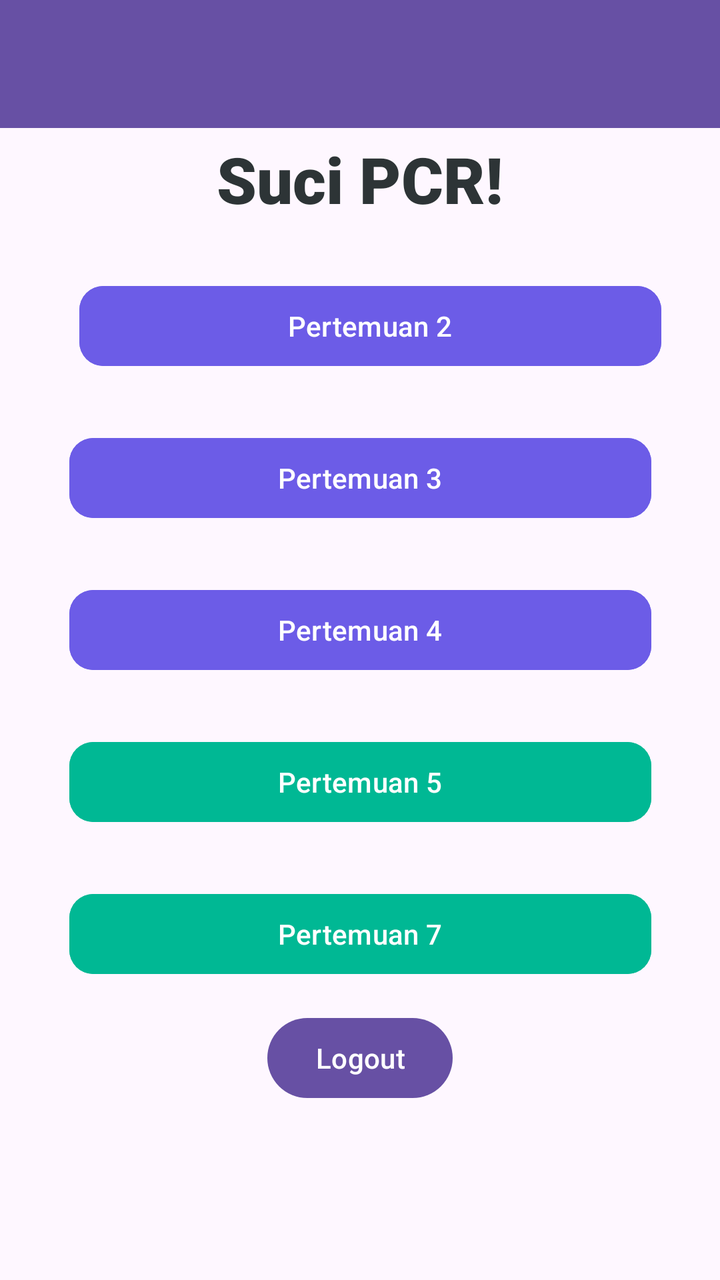
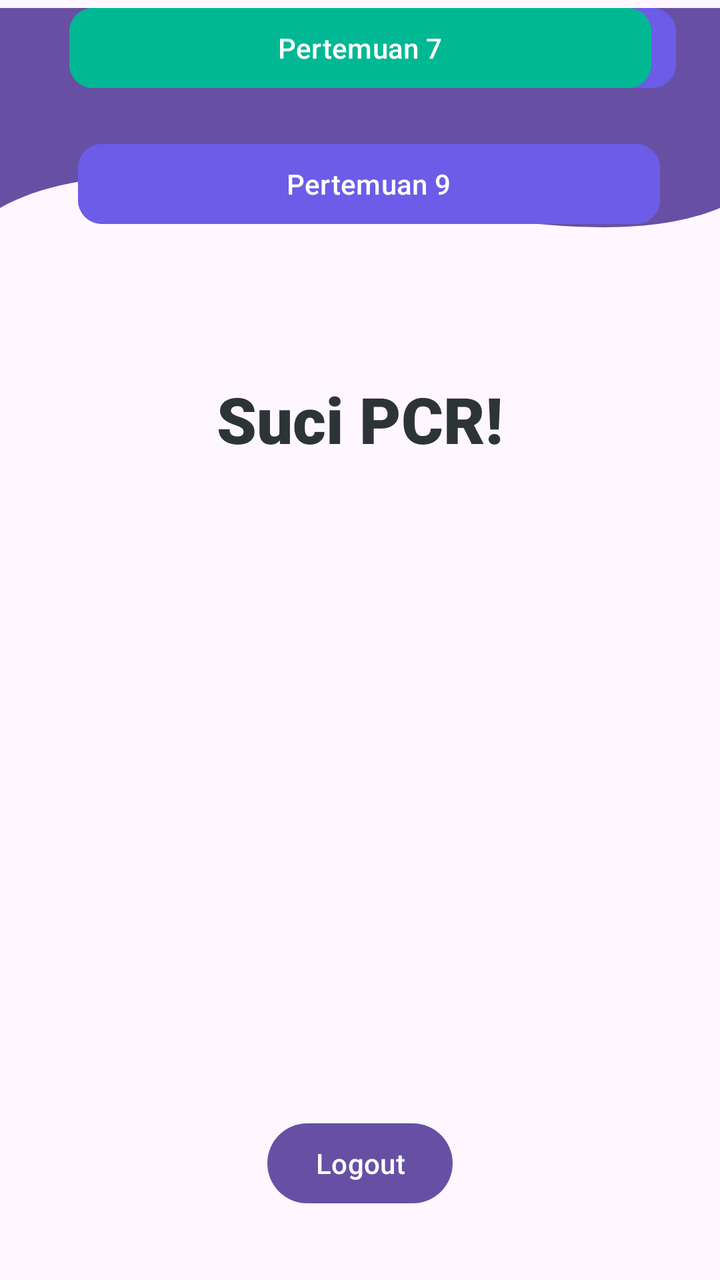

The first picture is an Android layout as it rendered before a commit; the second is the same layout after the commit. The layout source and the unified diff follow.
<!-- AndroidManifest.xml: application theme Theme.SuciApps -->
<!-- res/layout/fragment_home.xml -->
<?xml version="1.0" encoding="utf-8"?>
<androidx.constraintlayout.widget.ConstraintLayout
    xmlns:android="http://schemas.android.com/apk/res/android"
    xmlns:tools="http://schemas.android.com/tools"
    android:layout_width="match_parent"
    android:layout_height="match_parent"
    xmlns:app="http://schemas.android.com/apk/res-auto"
    tools:context=".Home.HomeFragment">

    <androidx.appcompat.widget.Toolbar
        android:id="@+id/toolbar"
        android:layout_width="match_parent"
        android:layout_height="?attr/actionBarSize"
        android:background="?attr/colorPrimary"
        app:layout_constraintEnd_toEndOf="parent"
        app:layout_constraintStart_toStartOf="parent"
        app:layout_constraintTop_toTopOf="parent"
        app:layout_scrollFlags="scroll|enterAlways"
        app:titleTextColor="@android:color/white" />

    <TextView
        android:id="@+id/textView"
        android:layout_width="wrap_content"
        android:layout_height="wrap_content"
        android:layout_marginTop="68dp"
        android:fontFamily="sans-serif-black"
        android:text="Suci PCR!"
        android:textColor="#2D3436"
        android:textSize="32sp"
        android:textStyle="bold"
        app:layout_constraintEnd_toEndOf="parent"
        app:layout_constraintStart_toStartOf="parent"
        app:layout_constraintTop_toTopOf="parent" />

    <Button
        android:id="@+id/btnToFourth"
        android:layout_width="291dp"
        android:layout_height="wrap_content"
        android:layout_marginHorizontal="60dp"
        android:layout_marginTop="28dp"
        android:backgroundTint="#6C5CE7"
        android:text="Pertemuan 4"
        android:textAllCaps="false"
        android:textColor="@android:color/white"
        app:cornerRadius="12dp"
        app:layout_constraintEnd_toEndOf="parent"
        app:layout_constraintStart_toStartOf="parent"
        app:layout_constraintTop_toBottomOf="@+id/btnTothird" />

    <Button
        android:id="@+id/btnTothird"
        android:layout_width="291dp"
        android:layout_height="wrap_content"
        android:layout_marginHorizontal="60dp"
        android:layout_marginTop="28dp"
        android:backgroundTint="#6C5CE7"
        android:text="Pertemuan 3"
        android:textAllCaps="false"
        android:textColor="@android:color/white"
        app:cornerRadius="12dp"
        app:layout_constraintEnd_toEndOf="parent"
        app:layout_constraintStart_toStartOf="parent"
        app:layout_constraintTop_toBottomOf="@+id/btnToSecond" />

    <Button
        android:id="@+id/btnToSecond"
        android:layout_width="291dp"
        android:layout_height="wrap_content"
        android:layout_marginHorizontal="60dp"
        android:layout_marginTop="28dp"
        android:backgroundTint="#6C5CE7"
        android:text="Pertemuan 2"
        android:textAllCaps="false"
        android:textColor="@android:color/white"
        app:cornerRadius="12dp"
        app:layout_constraintEnd_toEndOf="parent"
        app:layout_constraintHorizontal_bias="0.4"
        app:layout_constraintStart_toStartOf="parent"
        app:layout_constraintTop_toBottomOf="@+id/textView" />

    <Button
        android:id="@+id/btnToFifth"
        android:layout_width="291dp"
        android:layout_height="wrap_content"
        android:layout_marginHorizontal="60dp"
        android:layout_marginTop="28dp"
        android:backgroundTint="#00B894"
        android:text="Pertemuan 5"
        android:textAllCaps="false"
        android:textColor="@android:color/white"
        app:cornerRadius="12dp"
        app:layout_constraintEnd_toEndOf="parent"
        app:layout_constraintStart_toStartOf="parent"
        app:layout_constraintTop_toBottomOf="@+id/btnToFourth" />

    <Button
        android:id="@+id/btnToSeventh"
        android:layout_width="291dp"
        android:layout_height="wrap_content"
        android:layout_marginHorizontal="60dp"
        android:layout_marginTop="28dp"
        android:backgroundTint="#00B894"
        android:text="Pertemuan 7"
        android:textAllCaps="false"
        android:textColor="@android:color/white"
        app:cornerRadius="12dp"
        app:layout_constraintEnd_toEndOf="parent"
        app:layout_constraintStart_toStartOf="parent"
        app:layout_constraintTop_toBottomOf="@+id/btnToFifth" />

    <Button
        android:id="@+id/btnLogout"
        android:layout_width="wrap_content"
        android:layout_height="wrap_content"
        android:text="Logout"
        app:layout_constraintBottom_toBottomOf="parent"
        app:layout_constraintEnd_toEndOf="parent"
        app:layout_constraintStart_toStartOf="parent"
        app:layout_constraintTop_toTopOf="parent"
        app:layout_constraintVertical_bias="0.853" />

</androidx.constraintlayout.widget.ConstraintLayout>
<!-- resources referenced by this layout -->
<resources>
  <style name="Theme.SuciApps" parent="Base.Theme.SuciApps" />
  <style name="Base.Theme.SuciApps" parent="Theme.Material3.DayNight.NoActionBar">
          
          
      </style>
</resources>

<!-- the commit's change to res/layout/fragment_home.xml (unified diff, before → after) -->
@@ -7,12 +7,25 @@
     xmlns:app="http://schemas.android.com/apk/res-auto"
     tools:context=".Home.HomeFragment">
 
+     c<View
+        android:id="@+id/background_header"
+        android:layout_width="0dp"
+        android:layout_height="250dp"
+        android:layout_marginTop="4dp"
+        android:background="@drawable/bg_header_wave"
+        app:layout_constraintEnd_toEndOf="parent"
+        app:layout_constraintHorizontal_bias="0.0"
+        app:layout_constraintStart_toStartOf="parent"
+        app:layout_constraintTop_toTopOf="parent" />
+
     <androidx.appcompat.widget.Toolbar
         android:id="@+id/toolbar"
         android:layout_width="match_parent"
         android:layout_height="?attr/actionBarSize"
+        android:layout_marginTop="4dp"
         android:background="?attr/colorPrimary"
         app:layout_constraintEnd_toEndOf="parent"
+        app:layout_constraintHorizontal_bias="0.0"
         app:layout_constraintStart_toStartOf="parent"
         app:layout_constraintTop_toTopOf="parent"
         app:layout_scrollFlags="scroll|enterAlways"
@@ -22,7 +35,7 @@
         android:id="@+id/textView"
         android:layout_width="wrap_content"
         android:layout_height="wrap_content"
-        android:layout_marginTop="68dp"
+        android:layout_marginTop="188dp"
         android:fontFamily="sans-serif-black"
         android:text="Suci PCR!"
         android:textColor="#2D3436"
@@ -37,7 +50,6 @@
         android:layout_width="291dp"
         android:layout_height="wrap_content"
         android:layout_marginHorizontal="60dp"
-        android:layout_marginTop="28dp"
         android:backgroundTint="#6C5CE7"
         android:text="Pertemuan 4"
         android:textAllCaps="false"
@@ -45,45 +57,43 @@
         app:cornerRadius="12dp"
         app:layout_constraintEnd_toEndOf="parent"
         app:layout_constraintStart_toStartOf="parent"
-        app:layout_constraintTop_toBottomOf="@+id/btnTothird" />
+        tools:layout_editor_absoluteY="377dp" />
 
     <Button
         android:id="@+id/btnTothird"
         android:layout_width="291dp"
         android:layout_height="wrap_content"
         android:layout_marginHorizontal="60dp"
-        android:layout_marginTop="28dp"
         android:backgroundTint="#6C5CE7"
         android:text="Pertemuan 3"
         android:textAllCaps="false"
         android:textColor="@android:color/white"
         app:cornerRadius="12dp"
         app:layout_constraintEnd_toEndOf="parent"
+        app:layout_constraintHorizontal_bias="0.258"
         app:layout_constraintStart_toStartOf="parent"
-        app:layout_constraintTop_toBottomOf="@+id/btnToSecond" />
+        tools:layout_editor_absoluteY="317dp" />
 
     <Button
         android:id="@+id/btnToSecond"
         android:layout_width="291dp"
         android:layout_height="wrap_content"
         android:layout_marginHorizontal="60dp"
-        android:layout_marginTop="28dp"
         android:backgroundTint="#6C5CE7"
         android:text="Pertemuan 2"
         android:textAllCaps="false"
         android:textColor="@android:color/white"
         app:cornerRadius="12dp"
         app:layout_constraintEnd_toEndOf="parent"
-        app:layout_constraintHorizontal_bias="0.4"
+        app:layout_constraintHorizontal_bias="0.375"
         app:layout_constraintStart_toStartOf="parent"
-        app:layout_constraintTop_toBottomOf="@+id/textView" />
+        tools:layout_editor_absoluteY="254dp" />
 
     <Button
         android:id="@+id/btnToFifth"
         android:layout_width="291dp"
         android:layout_height="wrap_content"
         android:layout_marginHorizontal="60dp"
-        android:layout_marginTop="28dp"
         android:backgroundTint="#00B894"
         android:text="Pertemuan 5"
         android:textAllCaps="false"
@@ -91,14 +101,13 @@
         app:cornerRadius="12dp"
         app:layout_constraintEnd_toEndOf="parent"
         app:layout_constraintStart_toStartOf="parent"
-        app:layout_constraintTop_toBottomOf="@+id/btnToFourth" />
+        tools:layout_editor_absoluteY="440dp" />
 
     <Button
         android:id="@+id/btnToSeventh"
         android:layout_width="291dp"
         android:layout_height="wrap_content"
         android:layout_marginHorizontal="60dp"
-        android:layout_marginTop="28dp"
         android:backgroundTint="#00B894"
         android:text="Pertemuan 7"
         android:textAllCaps="false"
@@ -106,7 +115,7 @@
         app:cornerRadius="12dp"
         app:layout_constraintEnd_toEndOf="parent"
         app:layout_constraintStart_toStartOf="parent"
-        app:layout_constraintTop_toBottomOf="@+id/btnToFifth" />
+        tools:layout_editor_absoluteY="506dp" />
 
     <Button
         android:id="@+id/btnLogout"
@@ -117,6 +126,22 @@
         app:layout_constraintEnd_toEndOf="parent"
         app:layout_constraintStart_toStartOf="parent"
         app:layout_constraintTop_toTopOf="parent"
-        app:layout_constraintVertical_bias="0.853" />
+        app:layout_constraintVertical_bias="0.942" />
+
+    <Button
+        android:id="@+id/btnToNinth"
+        android:layout_width="291dp"
+        android:layout_height="wrap_content"
+        android:layout_marginHorizontal="60dp"
+        android:layout_marginTop="20dp"
+        android:backgroundTint="#6C5CE7"
+        android:text="Pertemuan 9"
+        android:textAllCaps="false"
+        android:textColor="@android:color/white"
+        app:cornerRadius="12dp"
+        app:layout_constraintEnd_toEndOf="parent"
+        app:layout_constraintHorizontal_bias="0.416"
+        app:layout_constraintStart_toStartOf="parent"
+        app:layout_constraintTop_toBottomOf="@+id/btnToSeventh" />
 
 </androidx.constraintlayout.widget.ConstraintLayout>
<!-- resource entries referenced after the edit -->
@@ -1,5 +1,24 @@
 <!-- resources referenced by this layout -->
 <resources>
+  <!-- drawable bg_header_wave (drawable) -->
+  <vector xmlns:android="http://schemas.android.com/apk/res/android"
+      android:width="100dp"
+      android:height="100dp"
+      android:viewportWidth="100"
+      android:viewportHeight="100">
+  
+      
+      <path
+          android:fillColor="?attr/colorPrimary"
+          android:pathData="
+              M0,0
+              L100,0
+              L100,40
+              C 75,55
+                25,20
+                0,40
+              Z" />
+  </vector>
   <style name="Theme.SuciApps" parent="Base.Theme.SuciApps" />
   <style name="Base.Theme.SuciApps" parent="Theme.Material3.DayNight.NoActionBar">
           
